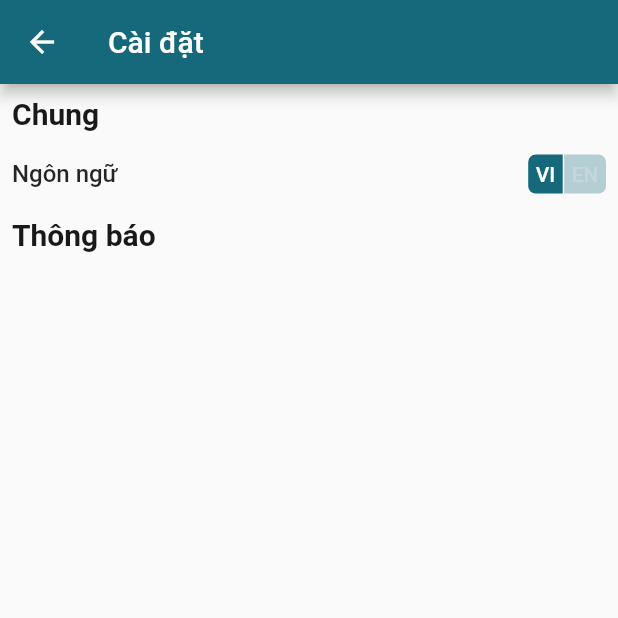
After one commit to ShikamaruBH/FoodBridge, a Flutter app: the SettingsScreen screen opened directly, after a tap on "VI", on a phone screen of 412 x 824 dp, the top half of it. The commit adds this screen. Run offline on Flutter 3.47's test engine with Material 2 defaults, Android fonts, the phone set to English and light mode, and no system bars; our stand-ins replace cloud_functions, firebase_auth, firebase_core, flutter_form_builder, form_builder_validators, google_sign_in and 1 more; accounts and stored records are empty; network calls fail.

Commit message:
Setting screen - basic template and change laguage

```diff
--- a/lib/model/designmanagement.dart
+++ b/lib/model/designmanagement.dart
@@ -24,6 +24,11 @@ class StyleManagement {
     fontSize: 20,
     fontWeight: FontWeight.w500,
   );
+  static final settingsLabelTextStyle = TextStyle(
+    color: Colors.black.withOpacity(.9),
+    fontSize: 20,
+    fontWeight: FontWeight.bold,
+  );
   static final descriptionTextStyleDark = TextStyle(
     color: ColorManagement.descriptionColorDark,
     fontSize: 18,
@@ -33,6 +38,11 @@ class StyleManagement {
     color: Colors.black.withOpacity(.81),
     fontSize: 16,
     fontWeight: FontWeight.w600,
+  );
+  static final settingsItemTextStyle = TextStyle(
+    color: Colors.black.withOpacity(.85),
+    fontSize: 16,
+    fontWeight: FontWeight.w500,
   );
   static final notificationTitleMedium = TextStyle(
     color: Colors.black.withOpacity(.78),
--- a/lib/model/localizations.dart
+++ b/lib/model/localizations.dart
@@ -162,16 +162,24 @@ Map<String, dynamic> appLocalizations = {
     "vi": "Tài khoản",
   },
   "setting-title": {
-    "en": "Setting",
+    "en": "Settings",
     "vi": "Cài đặt",
   },
   "logout-title": {
     "en": "Logout",
     "vi": "Đăng xuất",
   },
+  "general-setting-label": {
+    "en": "General",
+    "vi": "Chung",
+  },
   "notifications-text": {
     "en": "Notifications",
     "vi": "Thông báo",
+  },
+  "language-setting-text": {
+    "en": "Language",
+    "vi": "Ngôn ngữ",
   },
   "donor-notification-title-part-1": {
     "en": "Your donation",
--- a/lib/view/chooserole.dart
+++ b/lib/view/chooserole.dart
@@ -70,7 +70,7 @@ class ChooseRoleScreen extends StatelessWidget {
               Positioned(
                 left: 10,
                 top: 80,
-                child: LaguageSwitchWidget(localeController),
+                child: LaguageSwitchWidget(),
               ),
               ConstrainedBox(
                 constraints: const BoxConstraints(maxWidth: 480),
--- a/lib/view/forgotpassword.dart
+++ b/lib/view/forgotpassword.dart
@@ -77,7 +77,7 @@ class ForgotPasswordScreen extends StatelessWidget {
               Positioned(
                 left: 10,
                 top: 80,
-                child: LaguageSwitchWidget(localeController),
+                child: LaguageSwitchWidget(),
               ),
               ConstrainedBox(
                 constraints: const BoxConstraints(maxWidth: 480),
--- a/lib/view/home.dart
+++ b/lib/view/home.dart
@@ -4,6 +4,7 @@ import 'package:food_bridge/controller/localizationcontroller.dart';
 import 'package:food_bridge/main.dart';
 import 'package:food_bridge/model/designmanagement.dart';
 import 'package:food_bridge/view/login.dart';
+import 'package:food_bridge/view/settings.dart';
 import 'package:provider/provider.dart';
 
 class HomeScreen extends StatelessWidget {
@@ -37,15 +38,21 @@ class HomeScreen extends StatelessWidget {
               ),
             ],
           ),
-          drawer: Drawer(
-            child: SafeArea(
+          drawer: SafeArea(
+            child: Drawer(
               child: ListView(
                 padding: EdgeInsets.zero,
                 children: [
                   const AccountHeaderWidget(),
                   MenuListTile(
                       Icons.account_box_rounded, 'account-title', () {}),
-                  MenuListTile(Icons.settings, 'setting-title', () {}),
+                  MenuListTile(
+                    Icons.settings,
+                    'setting-title',
+                    () => Navigator.of(context).push(MaterialPageRoute(
+                      builder: (context) => SettingsScreen(),
+                    )),
+                  ),
                   MenuListTile(Icons.logout, 'logout-title', logout),
                 ],
               ),
--- a/lib/view/languageswitch.dart
+++ b/lib/view/languageswitch.dart
@@ -3,9 +3,8 @@ import 'package:food_bridge/controller/localizationcontroller.dart';
 import 'package:food_bridge/model/designmanagement.dart';
 
 class LaguageSwitchWidget extends StatelessWidget {
-  final LocalizationController localeController;
-  const LaguageSwitchWidget(
-    this.localeController, {
+  final localeController = LocalizationController();
+  LaguageSwitchWidget({
     super.key,
   });
 
--- a/lib/view/login.dart
+++ b/lib/view/login.dart
@@ -114,7 +114,7 @@ class LoginScreen extends StatelessWidget {
               Positioned(
                 left: 10,
                 top: 80,
-                child: LaguageSwitchWidget(localeController),
+                child: LaguageSwitchWidget(),
               ),
               ConstrainedBox(
                 constraints: const BoxConstraints(maxWidth: 480),
--- a/lib/view/register.dart
+++ b/lib/view/register.dart
@@ -80,7 +80,7 @@ class RegisterScreen extends StatelessWidget {
               Positioned(
                 left: 10,
                 top: 80,
-                child: LaguageSwitchWidget(localeController),
+                child: LaguageSwitchWidget(),
               ),
               ConstrainedBox(
                 constraints: const BoxConstraints(maxWidth: 480),
--- /dev/null
+++ b/lib/view/settings.dart
@@ -0,0 +1,64 @@
+import 'package:flutter/material.dart';
+import 'package:food_bridge/controller/localizationcontroller.dart';
+import 'package:food_bridge/model/designmanagement.dart';
+import 'package:food_bridge/view/languageswitch.dart';
+import 'package:provider/provider.dart';
+
+class SettingsScreen extends StatelessWidget {
+  const SettingsScreen({super.key});
+
+  @override
+  Widget build(BuildContext context) {
+    return ChangeNotifierProvider.value(
+      value: LocalizationController(),
+      child: Consumer<LocalizationController>(
+        builder: (_, localeController, __) => Scaffold(
+          appBar: AppBar(
+            title: Text(localeController.getTranslate('setting-title')),
+          ),
+          body: ListView(
+            children: [
+              SettingsLabelWidget('general-setting-label'),
+              Padding(
+                padding: const EdgeInsets.all(8),
+                child: Row(
+                  children: [
+                    Expanded(
+                      child: Text(
+                        localeController.getTranslate('language-setting-text'),
+                        style: StyleManagement.settingsItemTextStyle,
+                      ),
+                    ),
+                    LaguageSwitchWidget(),
+                  ],
+                ),
+              ),
+              SettingsLabelWidget('notifications-text'),
+            ],
+          ),
+        ),
+      ),
+    );
+  }
+}
+
+class SettingsLabelWidget extends StatelessWidget {
+  final String label;
+  final localeController = LocalizationController();
+  SettingsLabelWidget(
+    this.label, {
+    super.key,
+  });
+
+  @override
+  Widget build(BuildContext context) {
+    return Padding(
+      padding: const EdgeInsets.all(8.0),
+      child: Text(
+        localeController.getTranslate(label),
+        style: StyleManagement.settingsLabelTextStyle,
+        textAlign: TextAlign.left,
+      ),
+    );
+  }
+}
```
